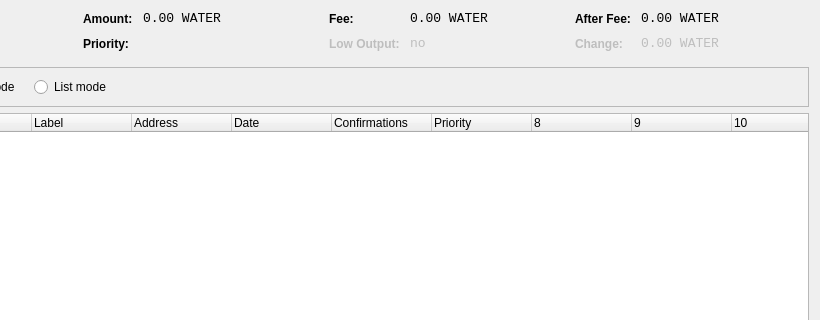
Before: the Qt Designer form src/qt/forms/coincontroldialog.ui in DaElf/bitcoin, drawn with Qt 5; both pictures show x 180 to 1000 and y 0 to 320 of the 1000 by 500 pixel window.
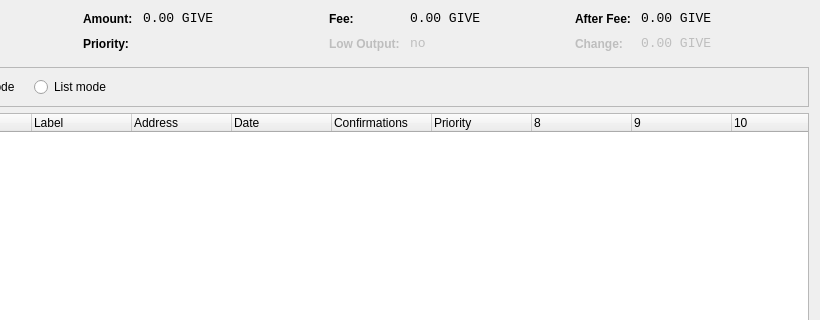
After: the same form once the commit is applied. Custom widgets are drawn as their Qt base class.

```diff
--- a/src/qt/forms/coincontroldialog.ui
+++ b/src/qt/forms/coincontroldialog.ui
@@ -141,7 +141,7 @@
           <enum>Qt::ActionsContextMenu</enum>
          </property>
          <property name="text">
-          <string>0.00 WATER</string>
+          <string>0.00 GIVE</string>
          </property>
          <property name="textInteractionFlags">
           <set>Qt::LinksAccessibleByMouse|Qt::TextSelectableByKeyboard|Qt::TextSelectableByMouse</set>
@@ -221,7 +221,7 @@
           <enum>Qt::ActionsContextMenu</enum>
          </property>
          <property name="text">
-          <string>0.00 WATER</string>
+          <string>0.00 GIVE</string>
          </property>
          <property name="textInteractionFlags">
           <set>Qt::LinksAccessibleByMouse|Qt::TextSelectableByKeyboard|Qt::TextSelectableByMouse</set>
@@ -307,7 +307,7 @@
           <enum>Qt::ActionsContextMenu</enum>
          </property>
          <property name="text">
-          <string>0.00 WATER</string>
+          <string>0.00 GIVE</string>
          </property>
          <property name="textInteractionFlags">
           <set>Qt::LinksAccessibleByMouse|Qt::TextSelectableByKeyboard|Qt::TextSelectableByMouse</set>
@@ -345,7 +345,7 @@
           <enum>Qt::ActionsContextMenu</enum>
          </property>
          <property name="text">
-          <string>0.00 WATER</string>
+          <string>0.00 GIVE</string>
          </property>
          <property name="textInteractionFlags">
           <set>Qt::LinksAccessibleByMouse|Qt::TextSelectableByKeyboard|Qt::TextSelectableByMouse</set>
```
